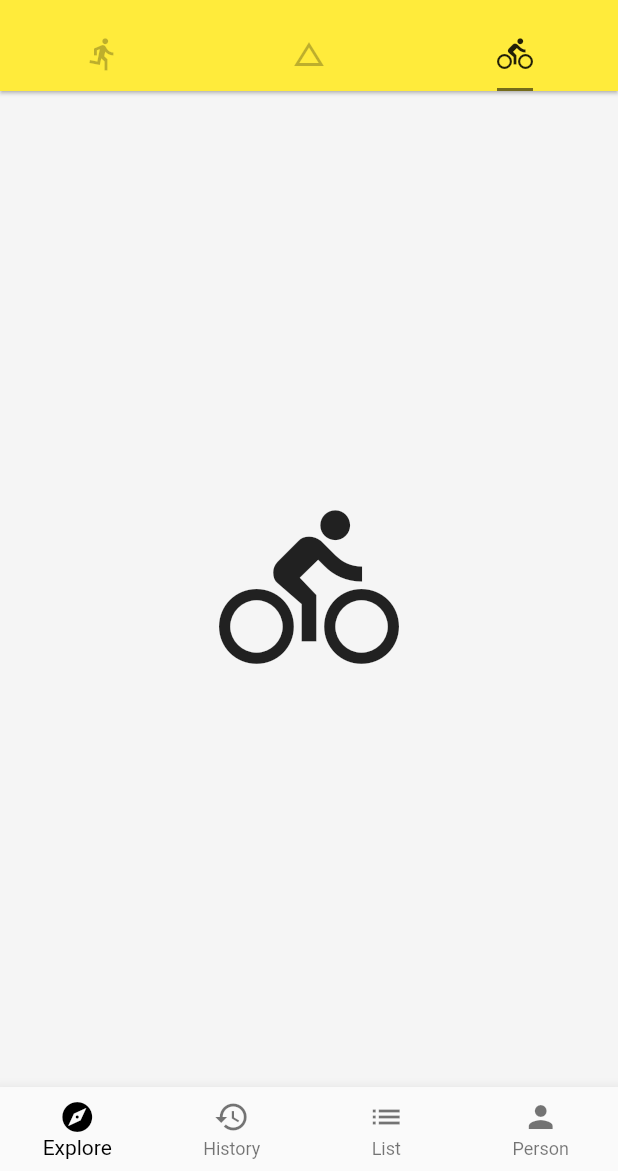
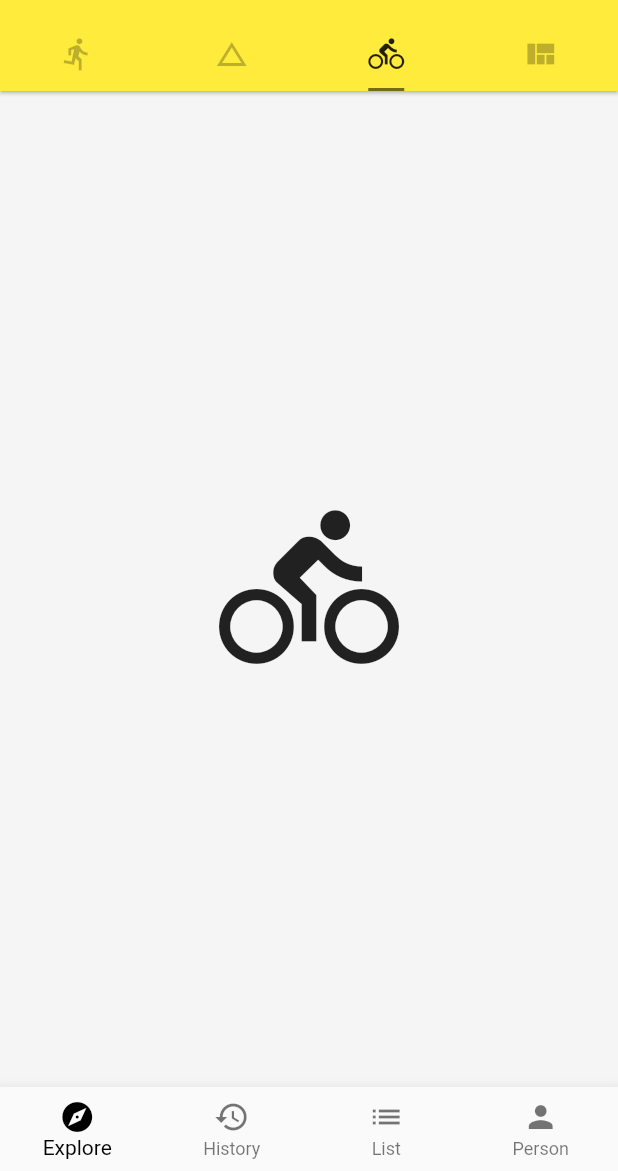
Before and after one commit to Wayfreem/flutterStudy, a Flutter app: the screen it shows after launch, tab 3 chosen, on a phone screen of 412 x 824 dp, the part 65-1236 px from its top. Run offline on Flutter 3.47's test engine with Material 2 defaults, Android fonts, the phone set to English and light mode, and no system bars; network calls fail.

Commit message:
增加新的标签页

```diff
--- a/lib/main.dart
+++ b/lib/main.dart
@@ -3,6 +3,7 @@ import 'package:flutter/material.dart';
 import 'demo/basic_demo.dart';
 import 'demo/bottom_navigation_bar.dart';
 import 'demo/drawer_demo.dart';
+import 'demo/view_demo.dart';
 
 void main() => runApp(MyApp());
 
@@ -26,7 +27,7 @@ class Home extends StatelessWidget {
   @override
   Widget build(BuildContext context) {
     return DefaultTabController(
-      length: 3,
+      length: 4,
       child: Scaffold(
         backgroundColor: Colors.grey[100],
         appBar: AppBar(
@@ -45,6 +46,7 @@ class Home extends StatelessWidget {
               Tab(icon: Icon(Icons.directions_run),),
               Tab(icon: Icon(Icons.change_history),),
               Tab(icon: Icon(Icons.directions_bike),),
+              Tab(icon: Icon(Icons.view_quilt),),
             ],
           ),
         ),
@@ -55,6 +57,7 @@ class Home extends StatelessWidget {
             // Icon(Icons.change_history, size: 120),
             BasicDemo(),
             Icon(Icons.directions_bike, size: 120),
+            ViewDemo(),
           ]
         ),
         drawer: DrawerDemo(),
```
